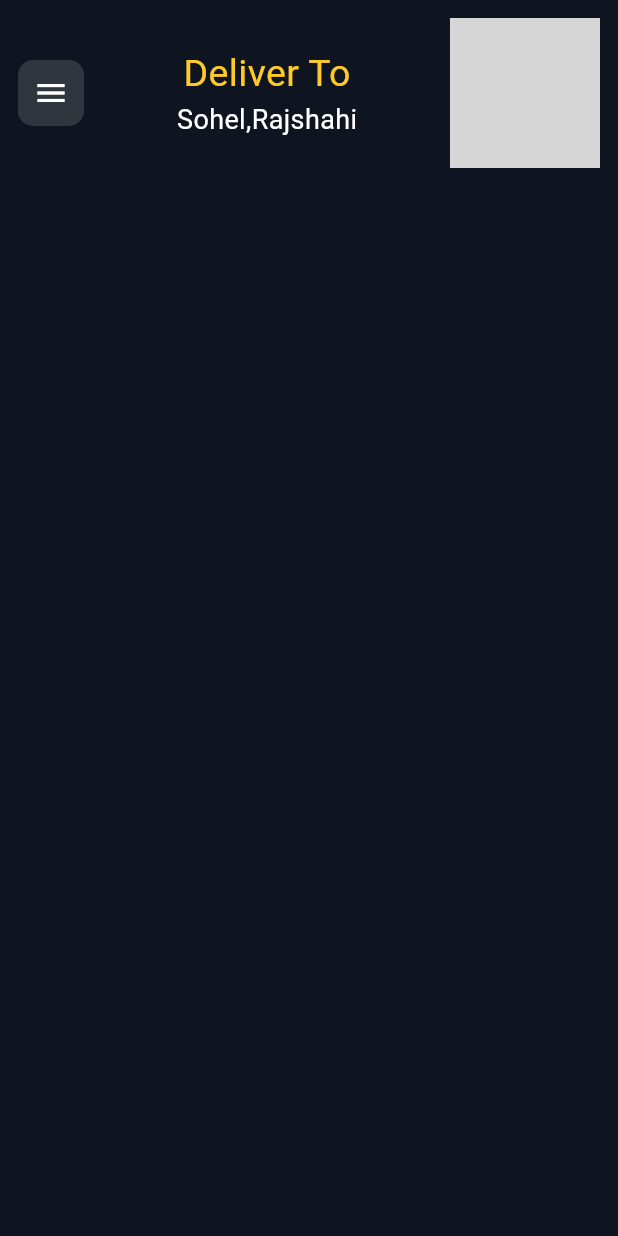
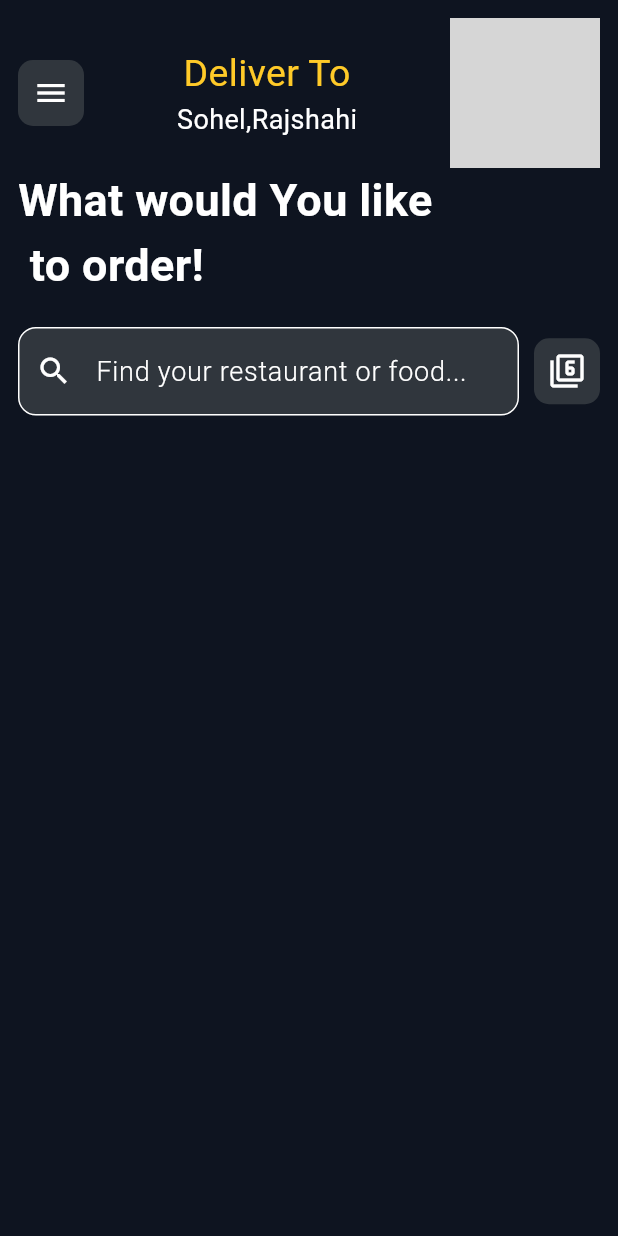
Before and after one commit to sagorsohel/simple_food_app, a Flutter app: the HomeScreen screen opened directly, on a phone screen of 412 x 824 dp. Run offline on Flutter 3.47's test engine with Material 3 defaults, Android fonts, the light colour scheme and no system bars; network calls fail; grey boxes are pictures that could not be loaded.

Commit message:
add header

```diff
--- a/lib/components/Header_component.dart
+++ b/lib/components/Header_component.dart
@@ -8,7 +8,8 @@ class HeaderComponent extends StatelessWidget {
   Widget build(BuildContext context) {
     return Padding(
       padding: const EdgeInsets.all(12),
-      child: Row(
+      child: Column(crossAxisAlignment: CrossAxisAlignment.stretch, children: [
+        Row(
           mainAxisAlignment: MainAxisAlignment.spaceBetween,
           children: [
             Container(
@@ -46,6 +47,62 @@ class HeaderComponent extends StatelessWidget {
             ),
           ],
         ),
+        const Text(
+          'What would You like \n to order!',
+          style: TextStyle(
+              color: Colors.white, fontSize: 30, fontWeight: FontWeight.bold),
+        ),
+        Padding(
+          padding: const EdgeInsets.only(top: 20),
+          child: Row(
+            mainAxisAlignment: MainAxisAlignment.spaceBetween,
+            children: [
+              Expanded(
+                  child: TextField(
+                decoration: InputDecoration(
+                  focusColor: Colors.white,
+                  fillColor: AppColors.lightBackgroundColor,
+                  filled: true,
+                  hintText: 'Find your restaurant or food...',
+                  hintStyle: const TextStyle(
+                    color: Colors.white,
+                    fontSize: 18,
+                    fontWeight: FontWeight.w300,
+                  ),
+                  prefixIcon: const Icon(
+                    Icons.search,
+                    color: Colors.white,
+                  ),
+                  border: OutlineInputBorder(
+                      borderRadius: BorderRadius.circular(12)),
+                  focusedBorder: OutlineInputBorder(
+                      borderRadius: BorderRadius.circular(12),
+                      borderSide:
+                          const BorderSide(color: Colors.white, width: 1)),
+                  enabledBorder: OutlineInputBorder(
+                      borderRadius: BorderRadius.circular(12),
+                      borderSide:
+                          const BorderSide(color: Colors.white, width: 1)),
+                ),
+              )),
+              const SizedBox(
+                width: 10,
+              ),
+              Container(
+                padding: const EdgeInsets.all(10),
+                decoration: BoxDecoration(
+                  color: AppColors.lightBackgroundColor,
+                  borderRadius: BorderRadius.circular(10),
+                ),
+                child: const Icon(
+                  Icons.filter_6_outlined,
+                  color: Colors.white,
+                ),
+              ),
+            ],
+          ),
+        )
+      ]),
     );
   }
 }
```
Lines whose indentation alone changed are shown as unchanged.
